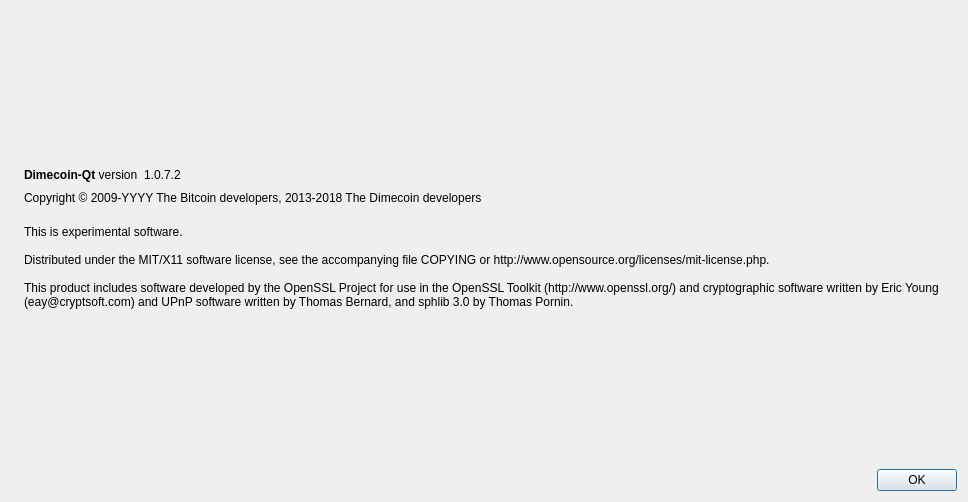
Above: src/qt/forms/aboutdialog.ui from dime-coin/dimecoin before the change. Below: the same form after it.
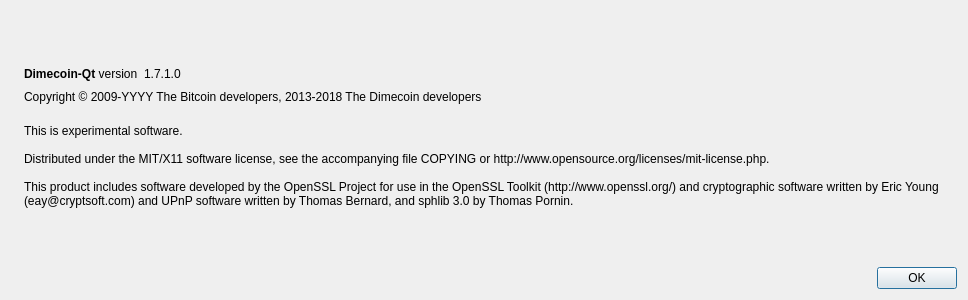
That is the form after the change. Icons and pictures are not drawn.

Diff of the .ui file:
```diff
--- a/src/qt/forms/aboutdialog.ui
+++ b/src/qt/forms/aboutdialog.ui
@@ -7,7 +7,7 @@
     <x>0</x>
     <y>0</y>
     <width>968</width>
-    <height>502</height>
+    <height>300</height>
    </rect>
   </property>
   <property name="windowTitle">
@@ -63,7 +63,7 @@
           <cursorShape>IBeamCursor</cursorShape>
          </property>
          <property name="text">
-          <string notr="true">1.0.7.2</string>
+          <string notr="true">1.7.1.0</string>
          </property>
          <property name="textInteractionFlags">
           <set>Qt::LinksAccessibleByMouse|Qt::TextSelectableByKeyboard|Qt::TextSelectableByMouse</set>
```
